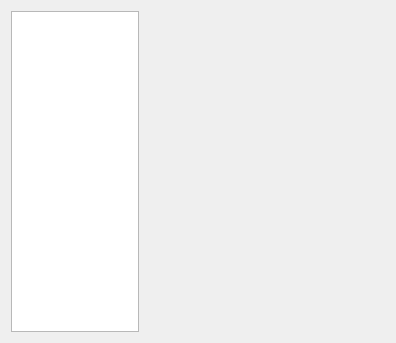
First picture: the form in cosmetic_src/Staff/staffconfiguration.ui, repository oaheiw/darwinner, before the edit.
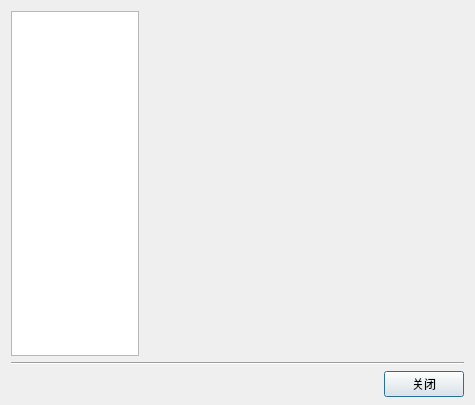
Second picture: the form after the edit. Icons and pictures are not drawn. Custom widgets are drawn as their Qt base class.

What changed in the file:
```diff
--- a/cosmetic_src/Staff/staffconfiguration.ui
+++ b/cosmetic_src/Staff/staffconfiguration.ui
@@ -9,8 +9,8 @@
    <rect>
     <x>0</x>
     <y>0</y>
-    <width>396</width>
-    <height>343</height>
+    <width>475</width>
+    <height>405</height>
    </rect>
   </property>
   <property name="font">
@@ -31,9 +31,20 @@
   <property name="modal">
    <bool>true</bool>
   </property>
-  <layout class="QHBoxLayout" name="horizontalLayout" stretch="0,1">
+  <layout class="QVBoxLayout" name="verticalLayout">
+   <property name="bottomMargin">
+    <number>8</number>
+   </property>
+   <item>
+    <layout class="QHBoxLayout" name="horizontalLayout">
    <item>
     <widget class="QListWidget" name="ItemListWidget">
+       <property name="minimumSize">
+        <size>
+         <width>128</width>
+         <height>0</height>
+        </size>
+       </property>
      <property name="maximumSize">
       <size>
        <width>128</width>
@@ -79,6 +90,39 @@
     </widget>
    </item>
   </layout>
+   </item>
+   <item>
+    <widget class="Line" name="line">
+     <property name="orientation">
+      <enum>Qt::Horizontal</enum>
+     </property>
+    </widget>
+   </item>
+   <item>
+    <layout class="QHBoxLayout" name="horizontalLayout_2">
+     <item>
+      <spacer name="horizontalSpacer">
+       <property name="orientation">
+        <enum>Qt::Horizontal</enum>
+       </property>
+       <property name="sizeHint" stdset="0">
+        <size>
+         <width>40</width>
+         <height>20</height>
+        </size>
+       </property>
+      </spacer>
+     </item>
+     <item>
+      <widget class="QPushButton" name="pushButton">
+       <property name="text">
+        <string>关闭</string>
+       </property>
+      </widget>
+     </item>
+    </layout>
+   </item>
+  </layout>
  </widget>
  <layoutdefault spacing="6" margin="11"/>
  <customwidgets>
```
Left out of the diff: 23 changed lines with no effect on the pictures. Lines whose indentation alone changed are shown as unchanged.
